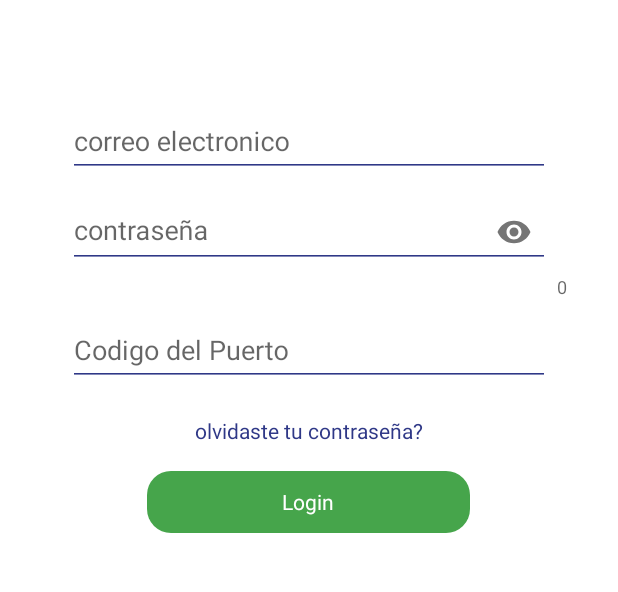
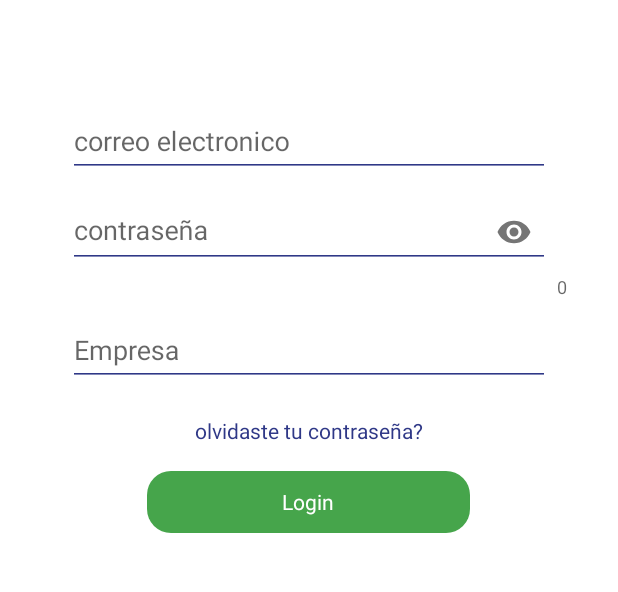
Before and after one commit to n1m0d0/apkpanama2, an Android app: the screen it shows after launch (MainActivity), on a phone screen of 412 x 824 dp, the part 264-856 px from its top. Run offline under Robolectric (Android 15) with nearby library versions, the phone set to English and light mode, and no system bars; our stand-ins replace Volley.

Commit message:
quitando validacion del campo empresa

```diff
--- a/app/src/main/res/layout/activity_main.xml
+++ b/app/src/main/res/layout/activity_main.xml
@@ -101,7 +101,7 @@
                     android:foregroundTint="#2F3887"
                     android:focusable="true"
                     android:focusableInTouchMode="true"
-                    android:hint="Codigo del Puerto"
+                    android:hint="Empresa"
                     android:inputType="textCapCharacters"
                     android:textColor="#2F3887"
                     android:textColorHighlight="#2F3887"
```
Also changed, not shown: app/src/main/java/diggate/xpertise/com/diggateapk/MainActivity.java (+2 -10 lines).
